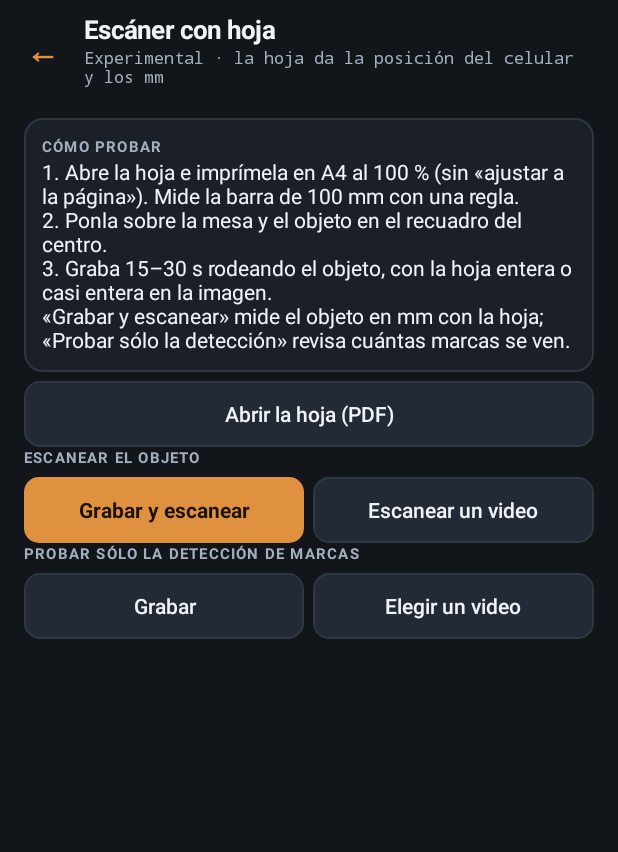
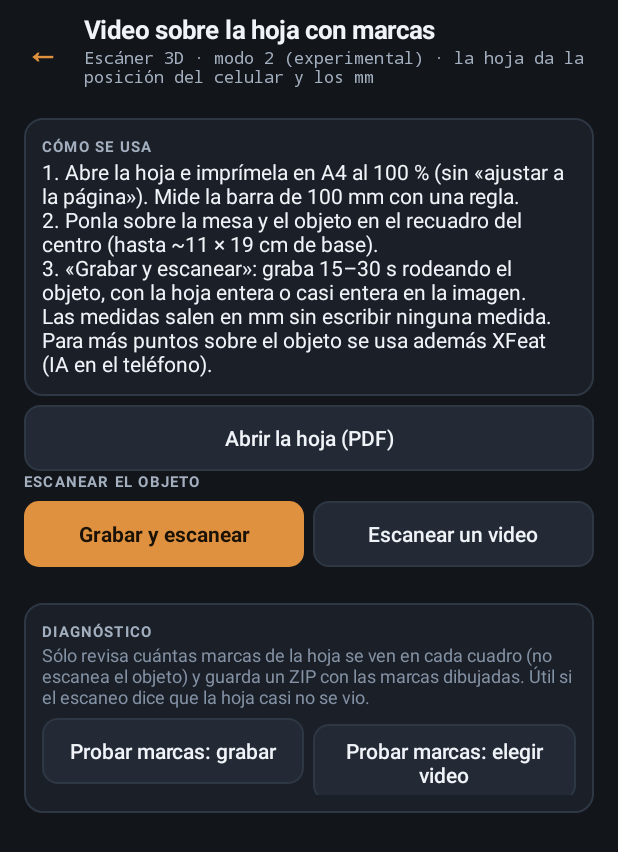
Before and after one commit to Josexato/navaja, an Android app: the SheetActivity screen opened directly, with no data from a screen before it, on a phone screen of 412 x 824 dp. Shown: the top 852 px of the screen. Run offline under Robolectric (Android 15) with nearby library versions, the phone set to English and light mode, and no system bars.

Commit message:
Escáner 3D: una sola entrada con los tres modos de captura, documentados
- Inicio: una tarjeta «Escáner 3D: medir y modelar objetos» (antes dos
  tarjetas y el modo hoja escondido dentro de la de video).
- Nuevo selector (Scan3dHubActivity): 1 · Video alrededor del objeto,
  2 · Video sobre la hoja con marcas (experimental), 3 · Fotos con base
  giratoria y trípode; cada uno con cómo se captura, para qué conviene y
  qué se obtiene, y una guía para elegir. El modelo del modo 3 se reenvía
  al visor como antes.
- Pantallas e informe con los mismos nombres de modo; la prueba de marcas
  pasa a «Diagnóstico» al final de la pantalla de la hoja.
- docs/ESCANER_3D.md: comparación, pasos, opciones de cada pantalla y
  archivos del ZIP; README con una sección «Escáner 3D» y los tres modos.

Co-Authored-By: Claude Opus 5.5 <noreply@anthropic.com>
Claude-Session: https://claude.ai/code/session_01AQwb6S1RamFM7jviFiUZWW

```diff
--- a/app/src/main/java/com/josexato/navaja/measure/MeasureReport.java
+++ b/app/src/main/java/com/josexato/navaja/measure/MeasureReport.java
@@ -179,7 +179,7 @@ final class MeasureReport {
         double k = d.scaleCm > 0 ? d.scaleCm : 1;
         String u = d.scaleCm > 0 ? "cm" : "u";
         StringBuilder s = new StringBuilder();
-        s.append("# Escáner 3D desde video — informe\n\n");
+        s.append(d.sheet != null ? "# Escáner 3D · video sobre la hoja con marcas — informe\n\n" : "# Escáner 3D · video alrededor del objeto — informe\n\n");
         s.append("Generado por Navaja ").append(version()).append(" el ").append(new SimpleDateFormat("yyyy-MM-dd HH:mm", Locale.ROOT).format(new Date())).append(".\n");
         s.append(d.scaleCm > 0 ? "Medidas en cm (escala con " + d.knownName + ").\n"
                 : "Sin medida conocida: las longitudes están en unidades del modelo (u), sólo valen las proporciones.\n");
--- a/app/src/main/java/com/josexato/navaja/measure/SheetActivity.java
+++ b/app/src/main/java/com/josexato/navaja/measure/SheetActivity.java
@@ -50,9 +50,11 @@ import java.util.zip.ZipOutputStream;
  * marcas y el celular moviéndose alrededor; las marcas dan la pose de la
  * cámara en cada cuadro.
  *
- * <p>Etapa 1: la hoja (PDF) y la prueba del detector de marcas sobre un
- * video: cuántas marcas se ven por cuadro, qué tan grandes, cuáles fallan, y
- * algunos cuadros con las marcas dibujadas.
+ * <p>Escáner 3D, modo 2 (ver docs/ESCANER_3D.md): esta pantalla da la hoja
+ * (PDF) y abre el escaneo, que corre en {@link MeasureActivity} con las poses
+ * de la hoja. En «Diagnóstico» queda la prueba del detector de marcas sobre
+ * un video: cuántas marcas se ven por cuadro, qué tan grandes, cuáles fallan,
+ * y algunos cuadros con las marcas dibujadas.
  */
 public class SheetActivity extends Activity {
 
@@ -82,24 +84,29 @@ public class SheetActivity extends Activity {
     }
 
     private void showIntro() {
-        NavajaUi.Screen scr = NavajaUi.screen(this, "Escáner con hoja", "Experimental · la hoja da la posición del celular y los mm", null, true);
+        NavajaUi.Screen scr = NavajaUi.screen(this, "Video sobre la hoja con marcas", "Escáner 3D · modo 2 (experimental) · la hoja da la posición del celular y los mm", null, true);
         LinearLayout c = scr.content;
         LinearLayout card = NavajaUi.card(this);
-        card.addView(NavajaUi.text(this, "Cómo probar", NavajaUi.Style.LABEL));
+        card.addView(NavajaUi.text(this, "Cómo se usa", NavajaUi.Style.LABEL));
         card.addView(NavajaUi.text(this, "1. Abre la hoja e imprímela en A4 al 100 % (sin «ajustar a la página»). Mide la barra de 100 mm con una regla.\n"
-                + "2. Ponla sobre la mesa y el objeto en el recuadro del centro.\n"
-                + "3. Graba 15–30 s rodeando el objeto, con la hoja entera o casi entera en la imagen.\n"
-                + "«Grabar y escanear» mide el objeto en mm con la hoja; «Probar sólo la detección» revisa cuántas marcas se ven.",
+                + "2. Ponla sobre la mesa y el objeto en el recuadro del centro (hasta ~11 × 19 cm de base).\n"
+                + "3. «Grabar y escanear»: graba 15–30 s rodeando el objeto, con la hoja entera o casi entera en la imagen.\n"
+                + "Las medidas salen en mm sin escribir ninguna medida. Para más puntos sobre el objeto se usa además XFeat (IA en el teléfono).",
                 NavajaUi.Style.BODY));
         c.addView(card);
         c.addView(NavajaUi.buttonRow(this, NavajaUi.secondary(this, "Abrir la hoja (PDF)", v -> openPdf())));
-        // Etapa 2: escanear con la hoja (pose desde las marcas, todo en mm) sobre el flujo del modo video
         c.addView(NavajaUi.text(this, "Escanear el objeto", NavajaUi.Style.LABEL));
         c.addView(NavajaUi.buttonRow(this, NavajaUi.primary(this, "Grabar y escanear", v -> scan("grabar")),
                 NavajaUi.secondary(this, "Escanear un video", v -> scan("elegir"))));
-        c.addView(NavajaUi.text(this, "Probar sólo la detección de marcas", NavajaUi.Style.LABEL));
-        c.addView(NavajaUi.buttonRow(this, NavajaUi.secondary(this, "Grabar", v -> startActivityForResult(new Intent(this, SensorRecordActivity.class), REQ_RECORD)),
-                NavajaUi.secondary(this, "Elegir un video", v -> pick())));
+        // Diagnóstico: la prueba de la etapa 1 (sólo detecta las marcas y guarda las fotos anotadas)
+        LinearLayout dg = NavajaUi.card(this);
+        NavajaUi.topMargin(dg, 24);
+        dg.addView(NavajaUi.text(this, "Diagnóstico", NavajaUi.Style.LABEL));
+        dg.addView(NavajaUi.text(this, "Sólo revisa cuántas marcas de la hoja se ven en cada cuadro (no escanea el objeto) y guarda un ZIP con las marcas dibujadas. "
+                + "Útil si el escaneo dice que la hoja casi no se vio.", NavajaUi.Style.MUTED));
+        dg.addView(NavajaUi.buttonRow(this, NavajaUi.secondary(this, "Probar marcas: grabar", v -> startActivityForResult(new Intent(this, SensorRecordActivity.class), REQ_RECORD)),
+                NavajaUi.secondary(this, "Probar marcas: elegir video", v -> pick())));
+        c.addView(dg);
         setContentView(scr.root);
     }
 
@@ -257,7 +264,7 @@ public class SheetActivity extends Activity {
     // ============================================================ resultado
 
     private void showResult(Stats st) {
-        NavajaUi.Screen scr = NavajaUi.screen(this, "Prueba de la hoja", "Etapa 1: detección de marcas", NavajaUi.headerAction(this, "Otro", v -> showIntro()), true);
+        NavajaUi.Screen scr = NavajaUi.screen(this, "Diagnóstico de la hoja", "Detección de marcas cuadro a cuadro", NavajaUi.headerAction(this, "Otro", v -> showIntro()), true);
         LinearLayout c = scr.content;
         String report = report(st);
         c.addView(NavajaUi.text(this, summary(st), NavajaUi.Style.BODY));
--- a/app/src/main/java/com/josexato/navaja/scan3d/ScanActivity.java
+++ b/app/src/main/java/com/josexato/navaja/scan3d/ScanActivity.java
@@ -41,6 +41,8 @@ import java.util.List;
 import java.util.Locale;
 
 /**
+ * Escáner 3D, modo 3: fotos con base giratoria y trípode (ver
+ * docs/ESCANER_3D.md; se elige en {@link Scan3dHubActivity}).
  * Flujo:
  *  1) Imprimir el escenario (tapete + disco).
  *  2) Teléfono fijo (trípode) mirando el tapete. "Foto de fondo" SIN objeto:
```
Also changed, not shown: app/src/main/AndroidManifest.xml (+12 -4 lines), app/src/main/java/com/josexato/navaja/MainActivity.java (+4 -12 lines), app/src/main/java/com/josexato/navaja/measure/MeasureActivity.java (+5 -6 lines), app/src/main/java/com/josexato/navaja/scan3d/Scan3dHubActivity.java (added, +95 -0 lines), 3 other files.
